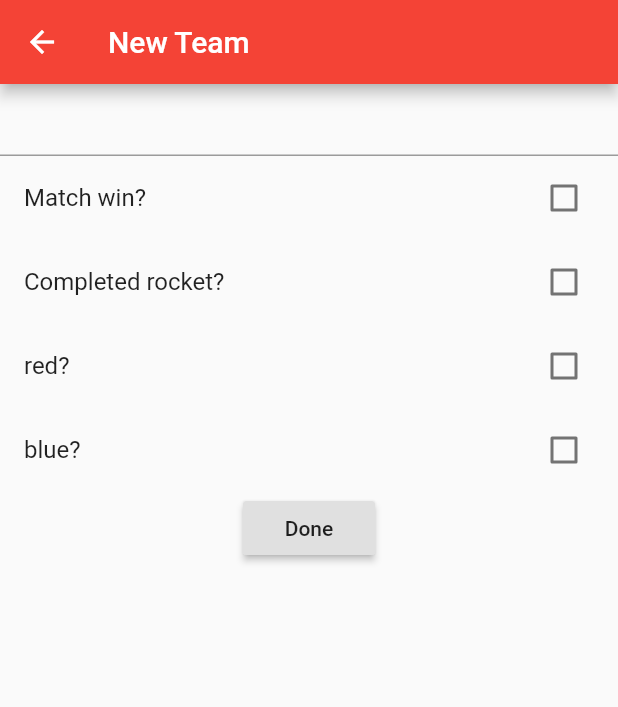
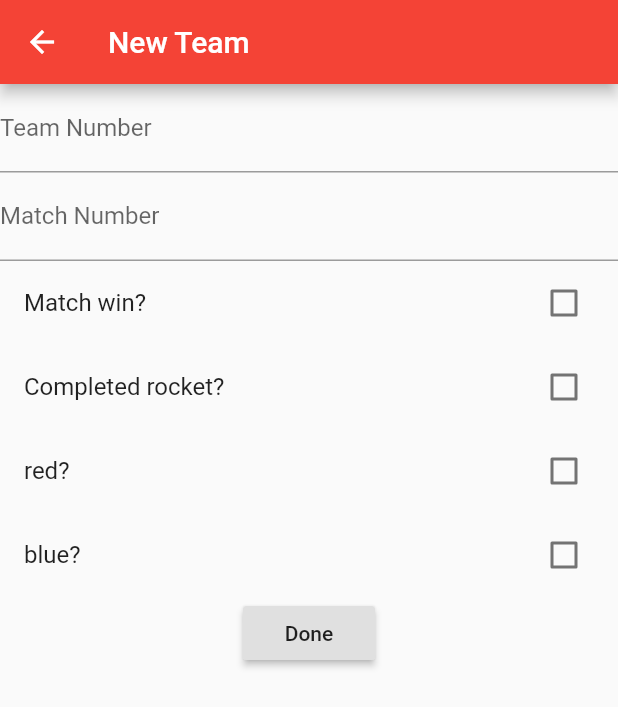
Before and after one commit to frc4976/frc2019-scouting-app, a Flutter app: the Team screen opened directly, on a phone screen of 412 x 824 dp. Shown: the top 707 px of the screen. Run offline on Flutter 3.47's test engine with Material 2 defaults, Android fonts, the phone set to English and light mode, and no system bars.

Commit message:
Commit Message

```diff
--- a/lib/main.dart
+++ b/lib/main.dart
@@ -351,6 +351,10 @@ class TeamState extends State<Team>{
             children: <Widget>[
 
               TextField(
+                decoration: new InputDecoration(
+              labelText: 'Team Number'
+          ),
+                keyboardType: TextInputType.number,
                 onChanged: (text) {
                   setState(() {
                     if (numberOfTeams == 1){
@@ -370,6 +374,14 @@ class TeamState extends State<Team>{
                 },
               ),
 
+              TextField(
+               decoration: new InputDecoration(
+                  labelText: 'Match Number'
+                ),
+                keyboardType: TextInputType.number,
+                onChanged: (text2){
+                },  //TODO help im confused
+              ),
 
               CheckboxListTile(
                   value: checkValue,
```
